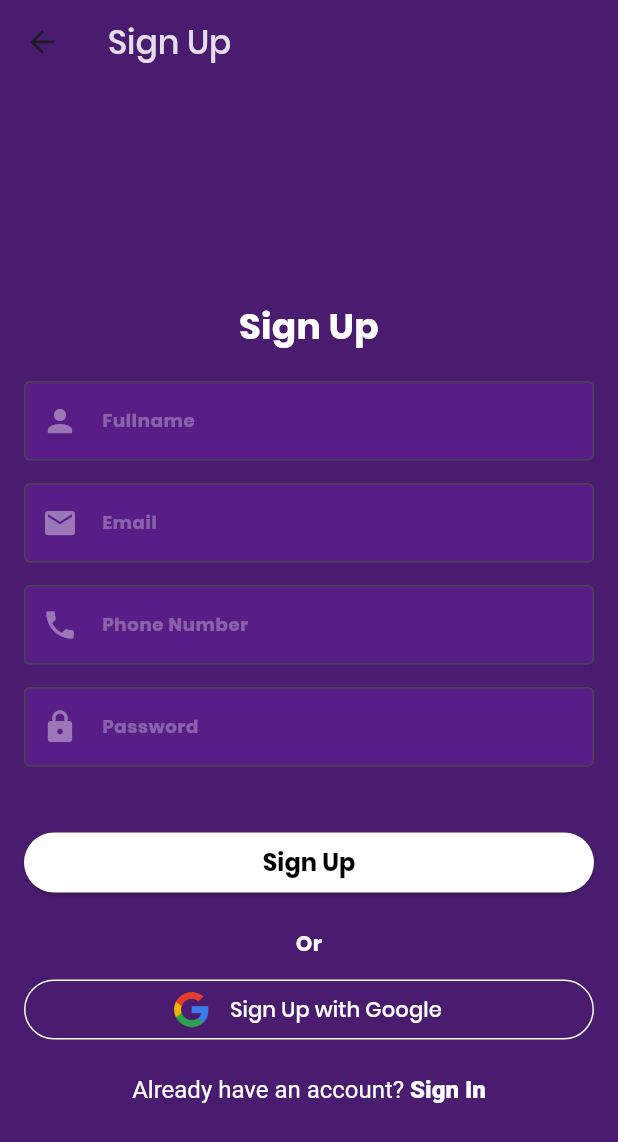
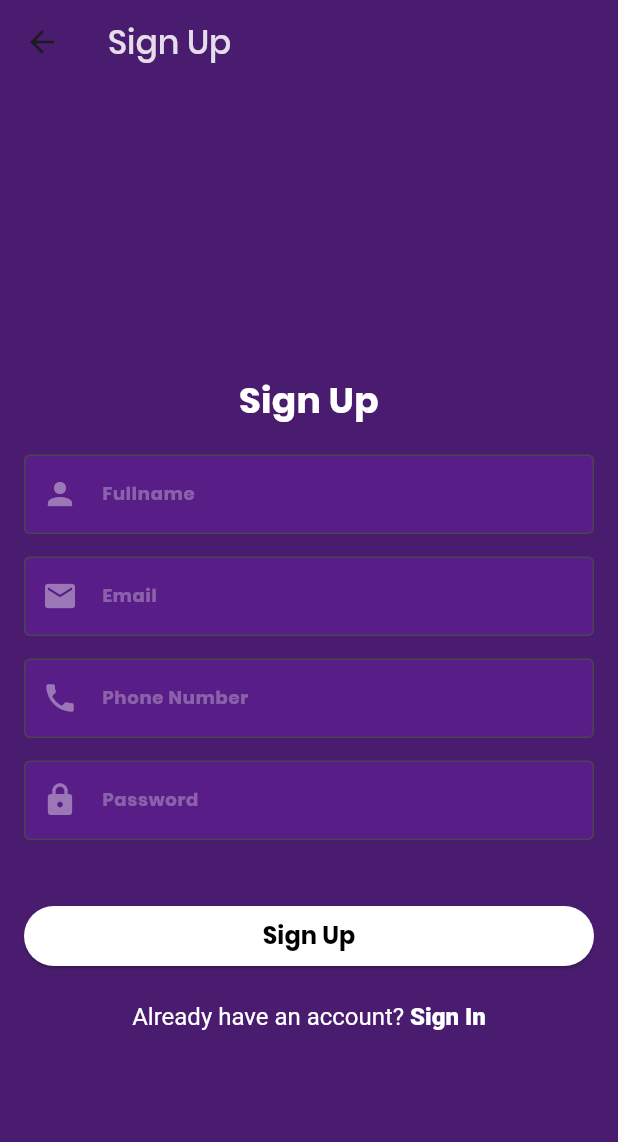
Before and after one commit to tasyahrp/LAST_APB, a Flutter app: the SignUpScreen screen opened directly, on a phone screen of 412 x 824 dp. Shown: the top 1142 px of the screen. Run offline on Flutter 3.47's test engine with Material 3 defaults, Android fonts, the phone set to English and light mode, and no system bars; our stand-ins replace cloud_firestore, dotted_border, firebase_auth, firebase_core, firebase_storage, geocoding and 9 more; missing offline and left inert: bottom_picker, emailjs; accounts and stored records are empty; network calls fail.

Commit message:
fugnsi login google & search handling

```diff
--- a/lib/component/pages/homepage.dart
+++ b/lib/component/pages/homepage.dart
@@ -2,6 +2,7 @@ import 'package:flutter/material.dart';
 import 'package:cloud_firestore/cloud_firestore.dart';
 import 'package:firebase_auth/firebase_auth.dart';
 import 'package:firebase_core/firebase_core.dart';
+import 'package:flutter_application_1/component/fragments/notificationdialog.dart';
 import 'package:get/get.dart'; // Import Get package
 import 'package:flutter_application_1/component/fragments/google_navbar.dart';
 import 'package:flutter_application_1/component/pages/coursepage.dart';
@@ -179,6 +180,10 @@ class HomepageState extends State<Homepage> {
   }
 
  Future<void> _searchCourses(String query) async {
+  if (query.isEmpty){
+    Get.dialog(const NotificationDialog(message: 'Please enter a search query.'));
+    return;
+  }
   try {
     final queryWithPrefix = 'Kecamatan $query';
 
--- a/lib/component/pages/searchpage.dart
+++ b/lib/component/pages/searchpage.dart
@@ -9,10 +9,10 @@ class SearchResultsPage extends StatefulWidget {
   const SearchResultsPage({required this.query, required this.searchResults, super.key});
 
   @override
-  _SearchResultsPageState createState() => _SearchResultsPageState();
+  SearchResultsPageState createState() => SearchResultsPageState();
 }
 
-class _SearchResultsPageState extends State<SearchResultsPage> {
+class SearchResultsPageState extends State<SearchResultsPage> {
   String _selectedCourseType = 'All';
   List<Course> _filteredResults = [];
 
--- a/lib/component/pages/signuppage.dart
+++ b/lib/component/pages/signuppage.dart
@@ -158,30 +158,6 @@ class SignUpScreen extends StatelessWidget {
                           ),
                         ),
                         const SizedBox(height: 20),
-                        const Text(
-                          'Or',
-                          style: TextStyle(color: Colors.white, fontWeight: FontWeight.bold),
-                          textAlign: TextAlign.center,
-                        ),
-                        const SizedBox(height: 10),
-                        SizedBox(
-                          width: double.infinity,
-                          child: OutlinedButton.icon(
-                            onPressed: () async {
-                              // await signUpWithGoogle(context);
-                            },
-                            icon: Image.asset('assets/image/google.png', height: 24), // Update this to your Google icon path
-                            label: const Text('Sign Up with Google', style: TextStyle(color: Colors.white),),
-                            style: OutlinedButton.styleFrom(
-                              side:  const BorderSide(color: Colors.white),
-                              backgroundColor: const Color.fromARGB(0, 255, 255, 255),
-                              shape: RoundedRectangleBorder(
-                                borderRadius: BorderRadius.circular(30.0),
-                              ),
-                            ),
-                          ),
-                        ),
-                        const SizedBox(height: 20),
                         Center(
                           child: RichText(
                             text: TextSpan(
--- a/lib/component/pages/updateformpage.dart
+++ b/lib/component/pages/updateformpage.dart
@@ -2,7 +2,6 @@ import 'dart:io';
 import 'package:flutter/material.dart';
 import 'package:cloud_firestore/cloud_firestore.dart';
 import 'package:flutter_application_1/component/pages/homepage.dart';
-import 'package:flutter_application_1/component/pages/updatecourse.dart';
 import '../../Model/Syllabus.dart';
 import '../../Model/Course.dart';
 import 'package:image_picker/image_picker.dart';
--- a/pubspec.yaml
+++ b/pubspec.yaml
@@ -35,7 +35,7 @@ dependencies:
   firebase_storage: ^11.1.0
   cloud_firestore: ^4.17.4
   google_nav_bar: ^5.0.6
-  google_sign_in: ^6.0.1
+  google_sign_in: ^6.2.1
   bottom_picker: ^2.7.0
   timeago: ^3.1.0
   page_transition: ^2.1.0
```
Also changed, not shown: lib/component/fragments/notificationdialog.dart (added, +23 -0 lines), lib/component/pages/loginpage.dart (+80 -3 lines), 1 other file.
